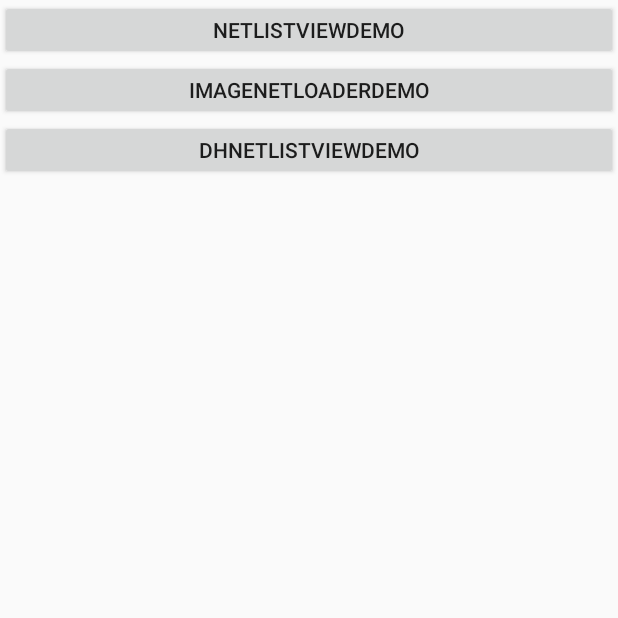
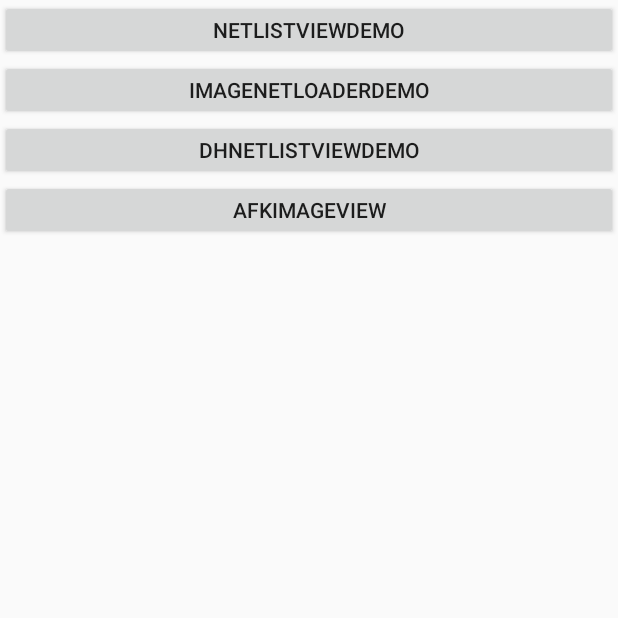
Before and after one commit to wuseal/FrameCode, an Android app: the screen it shows after launch (MainActivity), on a phone screen of 412 x 824 dp, the top half of it. Run offline under Robolectric (Android 15) with nearby library versions, the phone set to English and light mode, and no system bars; our stand-ins replace ButterKnife.

Commit message:
修改AfkImageViewDemo

```diff
--- a/app/src/main/java/com/dahanis/main/activity/DhNetListViewActivity.java
+++ b/app/src/main/java/com/dahanis/main/activity/DhNetListViewActivity.java
@@ -41,11 +41,6 @@ public class DhNetListViewActivity extends ActionBarActivity implements SwipeRef
     @OnClick(R.id.load_image)
     public void to() {
         startActivity(new Intent(DhNetListViewActivity.this, LoadImageActivity.class));
-    }
-
-    @OnClick(R.id.load_image_afkimageview)
-    public void toAfkImageView() {
-        startActivity(new Intent(DhNetListViewActivity.this, LoadImageAfkImageViewActivity.class));
     }
 
     private String url = "http://m.dahanis.com:24080/BasicService.asmx/GetVehicleLengthList?token=Zrmp6OJN8JilVNd66DSRntEQAzPtNXNdQzGUK8FDhavb9Lv%2BGSEmpqVvPXLgk0S00F1isuQY5R4%3D&userId=600000032&";
--- a/app/src/main/res/layout/activity_main.xml
+++ b/app/src/main/res/layout/activity_main.xml
@@ -30,4 +30,13 @@
         android:gravity="center"
         android:onClick="dhNetListViewDemo"
         android:text="DhNetListViewDemo" />
+
+    <Button
+        android:id="@+id/load_image_afkimageview"
+        android:layout_width="match_parent"
+        android:layout_height="40dp"
+        android:layout_gravity="center_horizontal"
+        android:gravity="center"
+        android:onClick="toAfkImageView"
+        android:text="AfkImageView" />
 </LinearLayout>
```
Also changed, not shown: app/src/main/java/com/dahanis/main/activity/MainActivity.java (+7 -0 lines), app/src/main/res/layout/main_activity.xml (+0 -8 lines).
